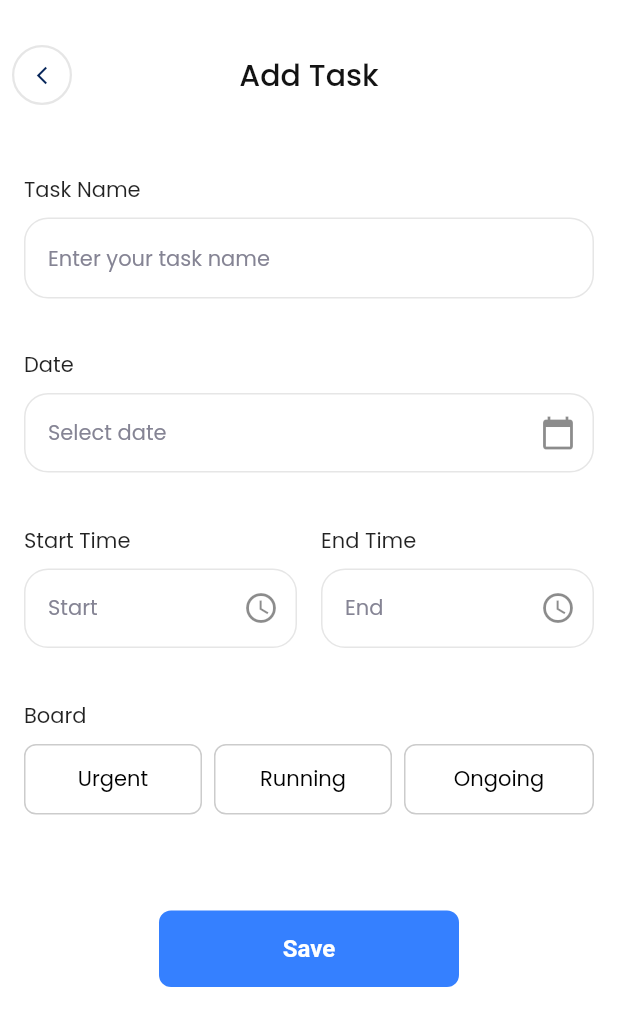
After one commit to otma1ne/Tracker, a Flutter app: the AddTaskPage screen opened by its route, on a phone screen of 412 x 824 dp. The commit adds this screen. Shown: the top 1026 px of the screen. Run offline on Flutter 3.47's test engine with Material 3 defaults, Android fonts, the phone set to English and light mode, and no system bars; our stand-ins replace animated_bottom_navigation_bar, get, get_storage; accounts and stored records are empty.

Commit message:
`Refactor: Replace AddProjectPage with AddTaskPage`

```diff
--- /dev/null
+++ b/lib/enums/board_type.dart
@@ -0,0 +1,18 @@
+enum BoardType {
+  urgent,
+  running,
+  ongoing,
+}
+
+extension BoardTypeExtension on BoardType {
+  String get displayName {
+    switch (this) {
+      case BoardType.urgent:
+        return 'Urgent';
+      case BoardType.running:
+        return 'Running';
+      case BoardType.ongoing:
+        return 'Ongoing';
+    }
+  }
+}
--- a/lib/pages/add_project_page.dart
+++ /dev/null
@@ -1,21 +0,0 @@
-import 'package:flutter/material.dart';
-
-class AddProjectPage extends StatefulWidget {
-  const AddProjectPage({super.key});
-
-  @override
-  State<AddProjectPage> createState() => _AddProjectPageState();
-}
-
-class _AddProjectPageState extends State<AddProjectPage> {
-  @override
-  Widget build(BuildContext context) {
-    return Scaffold(
-      appBar: AppBar(
-        toolbarHeight: 100,
-        title: const Text('Add Task'),
-        centerTitle: true,
-      ),
-    );
-  }
-}
--- /dev/null
+++ b/lib/pages/add_task_page.dart
@@ -0,0 +1,264 @@
+import 'package:flutter/material.dart';
+import 'package:get/get.dart';
+import 'package:tracker/constants.dart';
+import 'package:intl/intl.dart';
+import 'package:tracker/enums/board_type.dart';
+
+class AddTaskPage extends StatefulWidget {
+  const AddTaskPage({super.key});
+
+  @override
+  State<AddTaskPage> createState() => _AddTaskPageState();
+}
+
+class _AddTaskPageState extends State<AddTaskPage> {
+  final _formKey = GlobalKey<FormState>();
+  DateTime? _selectedDate;
+  TimeOfDay? _startTime;
+  TimeOfDay? _endTime;
+  BoardType? _selectedBoard;
+
+  Future<void> _selectDate() async {
+    final DateTime? picked = await showDatePicker(
+      context: context,
+      initialDate: _selectedDate ?? DateTime.now(),
+      firstDate: DateTime.now(),
+      lastDate: DateTime.now().add(const Duration(days: 365)),
+    );
+    if (picked != null && picked != _selectedDate) {
+      setState(() {
+        _selectedDate = picked;
+      });
+    }
+  }
+
+  Future<void> _selectStartTime() async {
+    final TimeOfDay? picked = await showTimePicker(
+      context: context,
+      initialTime: _startTime ?? TimeOfDay.now(),
+    );
+    if (picked != null && picked != _startTime) {
+      setState(() {
+        _startTime = picked;
+      });
+    }
+  }
+
+  Future<void> _selectEndTime() async {
+    final TimeOfDay? picked = await showTimePicker(
+      context: context,
+      initialTime: _endTime ?? TimeOfDay.now(),
+    );
+    if (picked != null && picked != _endTime) {
+      setState(() {
+        _endTime = picked;
+      });
+    }
+  }
+
+  @override
+  Widget build(BuildContext context) {
+    return Scaffold(
+      appBar: AppBar(
+        toolbarHeight: 100,
+        leading: Center(
+          child: Container(
+            height: 40,
+            width: 40,
+            margin: const EdgeInsets.all(8),
+            decoration: BoxDecoration(
+              color: Colors.transparent,
+              border: Border.all(
+                color: grey5,
+                width: 1.5,
+              ),
+              borderRadius: BorderRadius.circular(99),
+            ),
+            child: IconButton(
+              icon: Icon(
+                Icons.arrow_back_ios_new,
+                size: 14,
+                color: secondaryColor,
+              ),
+              onPressed: () {
+                Get.back();
+              },
+            ),
+          ),
+        ),
+        title: const Text('Add Task'),
+        centerTitle: true,
+      ),
+      body: SingleChildScrollView(
+        padding: const EdgeInsets.all(defaultPadding),
+        child: Form(
+          key: _formKey,
+          child: Column(
+            crossAxisAlignment: CrossAxisAlignment.start,
+            children: [
+              const Text('Task Name'),
+              const SizedBox(height: defaultPadding / 2),
+              const TextField(
+                decoration: InputDecoration(
+                  hintText: 'Enter your task name',
+                  border: OutlineInputBorder(),
+                ),
+              ),
+              const SizedBox(height: defaultPadding * 2),
+              const Text('Date'),
+              const SizedBox(height: defaultPadding / 2),
+              InkWell(
+                onTap: _selectDate,
+                child: InputDecorator(
+                  decoration: const InputDecoration(
+                    hintText: 'Select date',
+                    border: OutlineInputBorder(),
+                    suffixIcon: Icon(Icons.calendar_today),
+                  ),
+                  child: Text(
+                    _selectedDate != null
+                        ? DateFormat('MMM dd, yyyy').format(_selectedDate!)
+                        : 'Select date',
+                    style: TextStyle(
+                      color: _selectedDate != null ? Colors.black : grey2,
+                    ),
+                  ),
+                ),
+              ),
+              const SizedBox(height: defaultPadding * 2),
+              Row(
+                children: [
+                  Expanded(
+                    child: Column(
+                      crossAxisAlignment: CrossAxisAlignment.start,
+                      children: [
+                        const Text('Start Time'),
+                        const SizedBox(height: defaultPadding / 2),
+                        InkWell(
+                          onTap: _selectStartTime,
+                          child: InputDecorator(
+                            decoration: const InputDecoration(
+                              hintText: 'Start',
+                              border: OutlineInputBorder(),
+                              suffixIcon: Icon(Icons.access_time),
+                            ),
+                            child: Text(
+                              _startTime != null
+                                  ? _startTime!.format(context)
+                                  : 'Start',
+                              style: TextStyle(
+                                color:
+                                    _startTime != null ? Colors.black : grey2,
+                              ),
+                            ),
+                          ),
+                        ),
+                      ],
+                    ),
+                  ),
+                  const SizedBox(width: defaultPadding),
+                  Expanded(
+                    child: Column(
+                      crossAxisAlignment: CrossAxisAlignment.start,
+                      children: [
+                        const Text('End Time'),
+                        const SizedBox(height: defaultPadding / 2),
+                        InkWell(
+                          onTap: _selectEndTime,
+                          child: InputDecorator(
+                            decoration: const InputDecoration(
+                              hintText: 'End',
+                              border: OutlineInputBorder(),
+                              suffixIcon: Icon(Icons.access_time),
+                            ),
+                            child: Text(
+                              _endTime != null
+                                  ? _endTime!.format(context)
+                                  : 'End',
+                              style: TextStyle(
+                                color: _endTime != null ? Colors.black : grey2,
+                              ),
+                            ),
+                          ),
+                        ),
+                      ],
+                    ),
+                  ),
+                ],
+              ),
+              const SizedBox(height: defaultPadding * 2),
+              const Text('Board'),
+              const SizedBox(height: defaultPadding / 2),
+              Row(
+                children: BoardType.values.map((boardType) {
+                  final isSelected = _selectedBoard == boardType;
+                  return Expanded(
+                    child: Padding(
+                      padding: EdgeInsets.only(
+                        right: boardType != BoardType.values.last
+                            ? defaultPadding / 2
+                            : 0,
+                      ),
+                      child: InkWell(
+                        onTap: () {
+                          setState(() {
+                            _selectedBoard = boardType;
+                          });
+                        },
+                        child: Container(
+                          padding: const EdgeInsets.symmetric(
+                              vertical: 12, horizontal: 16),
+                          decoration: BoxDecoration(
+                            border: Border.all(
+                              color: isSelected ? primaryColor : grey3,
+                              width: isSelected ? 2 : 1,
+                            ),
+                            borderRadius: BorderRadius.circular(8),
+                          ),
+                          child: Center(
+                            child: Text(
+                              boardType.displayName,
+                              style: TextStyle(
+                                color: isSelected ? primaryColor : Colors.black,
+                                fontWeight: isSelected
+                                    ? FontWeight.w600
+                                    : FontWeight.w400,
+                              ),
+                            ),
+                          ),
+                        ),
+                      ),
+                    ),
+                  );
+                }).toList(),
+              ),
+              const SizedBox(height: defaultPadding * 4),
+              Center(
+                child: SizedBox(
+                  width: 200,
+                  child: ElevatedButton(
+                    onPressed: () {},
+                    style: ElevatedButton.styleFrom(
+                      backgroundColor: primaryColor,
+                      shape: RoundedRectangleBorder(
+                        borderRadius: BorderRadius.circular(8),
+                      ),
+                    ),
+                    child: const Text(
+                      'Save',
+                      style: TextStyle(
+                        color: whiteColor,
+                        fontSize: 16,
+                        fontWeight: FontWeight.w600,
+                      ),
+                    ),
+                  ),
+                ),
+              )
+            ],
+          ),
+        ),
+      ),
+    );
+  }
+}
--- a/lib/pages/main_page.dart
+++ b/lib/pages/main_page.dart
@@ -158,6 +158,7 @@ class _MainPageState extends State<MainPage> {
           showModalBottomSheet(
             context: context,
             isScrollControlled: false,
+            backgroundColor: Colors.white,
             shape: const RoundedRectangleBorder(
               borderRadius: BorderRadius.vertical(top: Radius.circular(32)),
             ),
--- a/lib/routes/app_pages.dart
+++ b/lib/routes/app_pages.dart
@@ -1,7 +1,7 @@
 import 'package:get/get.dart';
 import 'package:tracker/middlewares/auth_middleware.dart';
 import 'package:tracker/middlewares/guest_middleware.dart';
-import 'package:tracker/pages/add_project_page.dart';
+import 'package:tracker/pages/add_task_page.dart';
 import 'package:tracker/pages/main_page.dart';
 import 'package:tracker/pages/onboarding_page.dart';
 import 'package:tracker/pages/signin_page.dart';
@@ -37,7 +37,7 @@ class AppPages {
     ),
     GetPage(
       name: AppRoutes.addProject,
-      page: () => const AddProjectPage(),
+      page: () => const AddTaskPage(),
       middlewares: [AuthMiddleware()],
       transition: Transition.cupertino,
     ),
```
Also changed, not shown: 1 other file.
